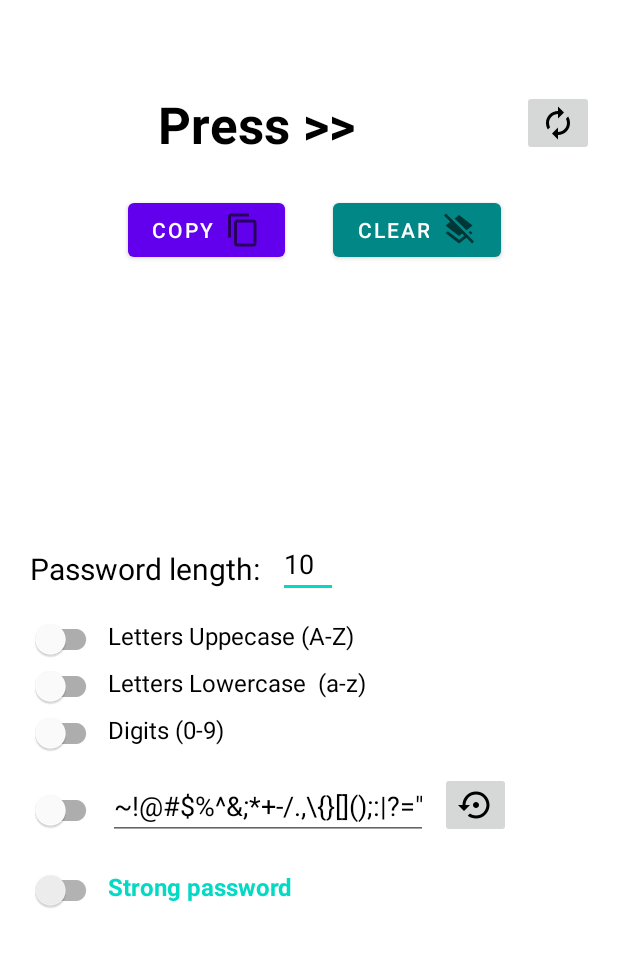
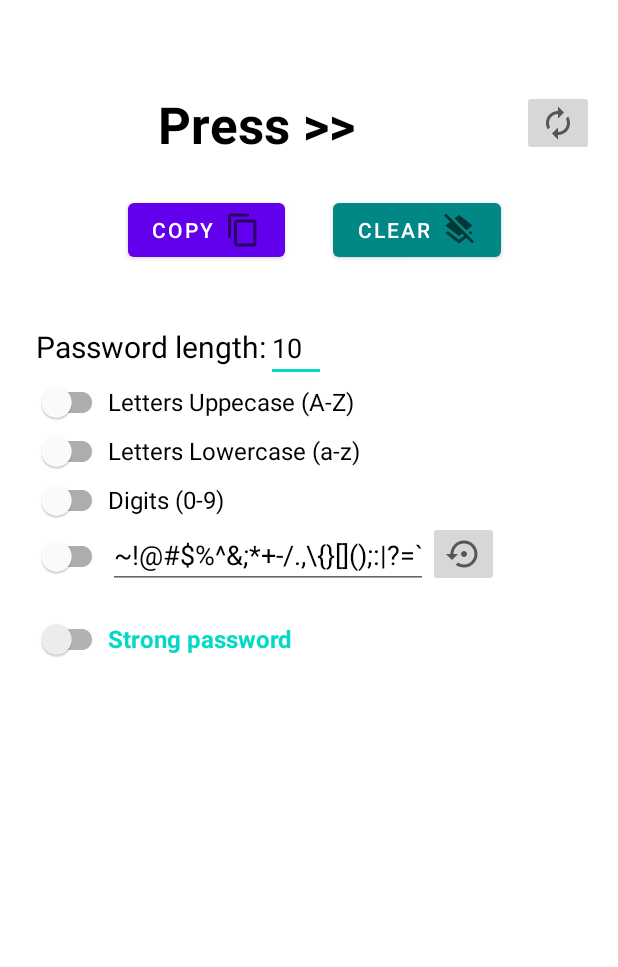
Before and after one commit to gustavodahora/pass-generator, an Android app: the layout activity_main.xml on its own in the app's theme, with its tools: preview values and no code run, on a phone screen of 412 x 824 dp, the part 104-1071 px from its top. Run offline under Robolectric (Android 15) with nearby library versions, the phone set to English and light mode, and no system bars.

Commit message:
Adding a new layout for small screens

```diff
--- a/app/src/main/res/drawable-v21/ic_baseline_autorenew_24.xml
+++ /dev/null
@@ -1,10 +0,0 @@
-<vector xmlns:android="http://schemas.android.com/apk/res/android"
-    android:width="24dp"
-    android:height="24dp"
-    android:viewportWidth="24"
-    android:viewportHeight="24"
-    android:tint="?android:attr/textColorPrimary">
-  <path
-      android:fillColor="@android:color/white"
-      android:pathData="M12,6v3l4,-4 -4,-4v3c-4.42,0 -8,3.58 -8,8 0,1.57 0.46,3.03 1.24,4.26L6.7,14.8c-0.45,-0.83 -0.7,-1.79 -0.7,-2.8 0,-3.31 2.69,-6 6,-6zM18.76,7.74L17.3,9.2c0.44,0.84 0.7,1.79 0.7,2.8 0,3.31 -2.69,6 -6,6v-3l-4,4 4,4v-3c4.42,0 8,-3.58 8,-8 0,-1.57 -0.46,-3.03 -1.24,-4.26z"/>
-</vector>
--- a/app/src/main/res/drawable/ic_baseline_autorenew_24.xml
+++ b/app/src/main/res/drawable/ic_baseline_autorenew_24.xml
@@ -3,7 +3,7 @@
     android:height="24dp"
     android:viewportWidth="24"
     android:viewportHeight="24"
-    android:tint="?android:attr/textColorPrimary">
+    android:tint="?attr/colorControlNormal">
   <path
       android:fillColor="@android:color/white"
       android:pathData="M12,6v3l4,-4 -4,-4v3c-4.42,0 -8,3.58 -8,8 0,1.57 0.46,3.03 1.24,4.26L6.7,14.8c-0.45,-0.83 -0.7,-1.79 -0.7,-2.8 0,-3.31 2.69,-6 6,-6zM18.76,7.74L17.3,9.2c0.44,0.84 0.7,1.79 0.7,2.8 0,3.31 -2.69,6 -6,6v-3l-4,4 4,4v-3c4.42,0 8,-3.58 8,-8 0,-1.57 -0.46,-3.03 -1.24,-4.26z"/>
--- a/app/src/main/res/drawable/ic_baseline_cleaning_services_24.xml
+++ /dev/null
@@ -1,10 +0,0 @@
-<vector xmlns:android="http://schemas.android.com/apk/res/android"
-    android:width="24dp"
-    android:height="24dp"
-    android:viewportWidth="24"
-    android:viewportHeight="24"
-    android:tint="?attr/colorControlNormal">
-  <path
-      android:fillColor="@android:color/white"
-      android:pathData="M16,11h-1V3c0,-1.1 -0.9,-2 -2,-2h-2C9.9,1 9,1.9 9,3v8H8c-2.76,0 -5,2.24 -5,5v7h18v-7C21,13.24 18.76,11 16,11zM19,21h-2v-3c0,-0.55 -0.45,-1 -1,-1s-1,0.45 -1,1v3h-2v-3c0,-0.55 -0.45,-1 -1,-1s-1,0.45 -1,1v3H9v-3c0,-0.55 -0.45,-1 -1,-1s-1,0.45 -1,1v3H5v-5c0,-1.65 1.35,-3 3,-3h8c1.65,0 3,1.35 3,3V21z"/>
-</vector>
--- a/app/src/main/res/drawable/ic_baseline_settings_backup_restore_24.xml
+++ b/app/src/main/res/drawable/ic_baseline_settings_backup_restore_24.xml
@@ -3,7 +3,7 @@
     android:height="24dp"
     android:viewportWidth="24"
     android:viewportHeight="24"
-    android:tint="?android:attr/textColorPrimary">
+    android:tint="?attr/colorControlNormal">
   <path
       android:fillColor="@android:color/white"
       android:pathData="M14,12c0,-1.1 -0.9,-2 -2,-2s-2,0.9 -2,2 0.9,2 2,2 2,-0.9 2,-2zM12,3c-4.97,0 -9,4.03 -9,9L0,12l4,4 4,-4L5,12c0,-3.87 3.13,-7 7,-7s7,3.13 7,7 -3.13,7 -7,7c-1.51,0 -2.91,-0.49 -4.06,-1.3l-1.42,1.44C8.04,20.3 9.94,21 12,21c4.97,0 9,-4.03 9,-9s-4.03,-9 -9,-9z"/>
--- a/app/src/main/res/layout/activity_main.xml
+++ b/app/src/main/res/layout/activity_main.xml
@@ -29,9 +29,10 @@
         android:layout_weight="1"
         android:drawableRight="@drawable/ic_baseline_content_copy_24"
         android:onClick="copy"
-        android:text="Copy"
+        android:text="@string/copy"
         app:layout_constraintEnd_toStartOf="@+id/guideline3"
-        app:layout_constraintTop_toBottomOf="@+id/passwordText" />
+        app:layout_constraintTop_toBottomOf="@+id/passwordText"
+        android:drawableEnd="@drawable/ic_baseline_content_copy_24" />
 
     <Button
         android:id="@+id/clear"
@@ -43,7 +44,7 @@
         android:layout_weight="1"
         android:drawableRight="@drawable/ic_baseline_layers_clear_24"
         android:onClick="clear"
-        android:text="CLEAR"
+        android:text="@string/clear"
         android:textColorHighlight="@color/teal_700"
         android:textColorLink="@color/teal_700"
         app:backgroundTint="@color/teal_700"
@@ -101,179 +102,161 @@
 
     <ScrollView
         android:layout_width="0dp"
-        android:layout_height="wrap_content"
-        android:layout_marginTop="24dp"
+        android:layout_height="0dp"
+        android:layout_marginStart="24dp"
+        android:layout_marginLeft="24dp"
+        android:layout_marginTop="32dp"
+        android:layout_marginEnd="24dp"
+        android:layout_marginRight="24dp"
         app:layout_constraintBottom_toBottomOf="parent"
         app:layout_constraintEnd_toEndOf="parent"
-        app:layout_constraintHorizontal_bias="0.0"
         app:layout_constraintStart_toStartOf="parent"
         app:layout_constraintTop_toBottomOf="@+id/copy">
 
-        <androidx.constraintlayout.widget.ConstraintLayout
+        <LinearLayout
             android:layout_width="match_parent"
             android:layout_height="wrap_content"
-            android:layout_weight="1"
-            tools:context=".MainActivity">
+            android:orientation="vertical">
+
+            <LinearLayout
+                android:layout_width="match_parent"
+                android:layout_height="match_parent"
+                android:orientation="horizontal">
+
+                <TextView
+                    android:id="@+id/textView"
+                    android:layout_width="wrap_content"
+                    android:layout_height="wrap_content"
+                    android:text="Password length:"
+                    android:textColor="?android:attr/textColorPrimary"
+                    android:textSize="20sp" />
+
+                <EditText
+                    android:id="@+id/password_lenght"
+                    android:layout_width="40dp"
+                    android:layout_height="wrap_content"
+                    android:ems="10"
+                    android:inputType="number"
+                    android:maxLength="2"
+                    android:text="@string/_10" />
+            </LinearLayout>
+
+            <LinearLayout
+                android:layout_width="match_parent"
+                android:layout_height="match_parent"
+                android:orientation="horizontal">
+
+                <com.google.android.material.switchmaterial.SwitchMaterial
+                    android:id="@+id/switch_upper"
+                    android:layout_width="wrap_content"
+                    android:layout_height="20dp"
+                    android:onClick="strongPassword" />
+
+                <TextView
+                    android:id="@+id/textView3"
+                    android:layout_width="wrap_content"
+                    android:layout_height="wrap_content"
+                    android:text="Letters Uppecase (A-Z)"
+                    android:textColor="?android:attr/textColorPrimary"
+                    android:textSize="16sp" />
+
+            </LinearLayout>
+
+            <LinearLayout
+                android:layout_width="match_parent"
+                android:layout_height="match_parent"
+                android:layout_marginTop="5dp"
+                android:orientation="horizontal">
+
+                <com.google.android.material.switchmaterial.SwitchMaterial
+                    android:id="@+id/switchLower"
+                    android:layout_width="wrap_content"
+                    android:layout_height="20dp"
+                    android:onClick="strongPassword" />
+
+                <TextView
+                    android:id="@+id/textView4"
+                    android:layout_width="wrap_content"
+                    android:layout_height="wrap_content"
+                    android:text="@string/letters_lowercase_a_z"
+                    android:textColor="?android:attr/textColorPrimary"
+                    android:textSize="16sp" />
+
+            </LinearLayout>
+
+            <LinearLayout
+                android:layout_width="match_parent"
+                android:layout_height="match_parent"
+                android:layout_marginTop="5dp"
+                android:orientation="horizontal">
+
+                <com.google.android.material.switchmaterial.SwitchMaterial
+                    android:id="@+id/switchDigits"
+                    android:layout_width="wrap_content"
+                    android:layout_height="20dp"
+                    android:onClick="strongPassword" />
 
                 <TextView
                     android:id="@+id/textView5"
                     android:layout_width="wrap_content"
                     android:layout_height="wrap_content"
-                android:layout_marginStart="4dp"
-                android:layout_marginLeft="4dp"
                     android:text="Digits (0-9)"
                     android:textColor="?android:attr/textColorPrimary"
-                android:textSize="16sp"
-                app:layout_constraintStart_toEndOf="@+id/switchDigits"
-                app:layout_constraintTop_toTopOf="@+id/switchDigits" />
+                    android:textSize="16sp" />
 
-            <TextView
-                android:id="@+id/textView4"
-                android:layout_width="wrap_content"
-                android:layout_height="wrap_content"
-                android:layout_marginStart="4dp"
-                android:layout_marginLeft="4dp"
-                android:text="Letters Lowercase  (a-z)"
-                android:textColor="?android:attr/textColorPrimary"
-                android:textSize="16sp"
-                app:layout_constraintStart_toEndOf="@+id/switchLower"
-                app:layout_constraintTop_toTopOf="@+id/switchLower" />
+            </LinearLayout>
 
-            <TextView
-                android:id="@+id/textView3"
-                android:layout_width="wrap_content"
-                android:layout_height="wrap_content"
-                android:layout_marginStart="4dp"
-                android:layout_marginLeft="4dp"
-                android:text="Letters Uppecase (A-Z)"
-                android:textColor="?android:attr/textColorPrimary"
-                android:textSize="16sp"
-                app:layout_constraintStart_toEndOf="@+id/switch_upper"
-                app:layout_constraintTop_toTopOf="@+id/switch_upper" />
-
-            <EditText
-                android:id="@+id/password_lenght"
-                android:layout_width="40dp"
-                android:layout_height="wrap_content"
-                android:layout_marginStart="12dp"
-                android:layout_marginLeft="12dp"
-                android:layout_marginTop="4dp"
-                android:ems="10"
-                android:inputType="number"
-                android:maxLength="2"
-                android:text="10"
-                app:layout_constraintStart_toEndOf="@+id/textView"
-                app:layout_constraintTop_toTopOf="parent" />
+            <LinearLayout
+                android:layout_width="match_parent"
+                android:layout_height="match_parent"
+                android:orientation="horizontal">
 
                 <com.google.android.material.switchmaterial.SwitchMaterial
                     android:id="@+id/switchSpecial"
                     android:layout_width="wrap_content"
                     android:layout_height="20dp"
-                android:layout_marginStart="20dp"
-                android:layout_marginLeft="20dp"
-                android:layout_marginTop="24dp"
-                android:onClick="strongPassword"
-                app:layout_constraintStart_toStartOf="parent"
-                app:layout_constraintTop_toBottomOf="@+id/switchDigits" />
+                    android:onClick="strongPassword" />
 
-            <com.google.android.material.switchmaterial.SwitchMaterial
-                android:id="@+id/switchLower"
+                <EditText
+                    android:id="@+id/special"
                     android:layout_width="wrap_content"
-                android:layout_height="20dp"
-                android:layout_marginStart="20dp"
-                android:layout_marginLeft="20dp"
-                android:layout_marginTop="4dp"
-                android:onClick="strongPassword"
-                app:layout_constraintStart_toStartOf="parent"
-                app:layout_constraintTop_toBottomOf="@+id/switch_upper" />
-
-            <com.google.android.material.switchmaterial.SwitchMaterial
-                android:id="@+id/switch_upper"
-                android:layout_width="wrap_content"
-                android:layout_height="20dp"
-                android:layout_marginStart="20dp"
-                android:layout_marginLeft="20dp"
-                android:layout_marginTop="20dp"
-                android:onClick="strongPassword"
-                app:layout_constraintStart_toStartOf="parent"
-                app:layout_constraintTop_toBottomOf="@+id/textView" />
+                    android:layout_height="wrap_content"
+                    android:ems="10"
+                    android:inputType="textPersonName"
+                    android:text="@string/amp" />
 
                 <ImageButton
                     android:id="@+id/imageButton2"
                     android:layout_width="47dp"
                     android:layout_height="44dp"
-                android:layout_marginStart="8dp"
-                android:layout_marginLeft="8dp"
                     android:onClick="resetSpecialCharacters"
-                app:layout_constraintStart_toEndOf="@+id/special"
-                app:layout_constraintTop_toTopOf="@+id/special"
                     app:srcCompat="@drawable/ic_baseline_settings_backup_restore_24" />
+            </LinearLayout>
+
+            <LinearLayout
+                android:layout_width="match_parent"
+                android:layout_height="match_parent"
+                android:layout_marginTop="20dp"
+                android:orientation="horizontal">
 
                 <com.google.android.material.switchmaterial.SwitchMaterial
                     android:id="@+id/force_use"
                     android:layout_width="wrap_content"
                     android:layout_height="20dp"
-                android:layout_marginStart="20dp"
-                android:layout_marginLeft="20dp"
-                android:layout_marginTop="20dp"
                     android:onClick="strongPassword"
-                android:theme="@style/BrandedSwitch"
-                app:layout_constraintStart_toStartOf="parent"
-                app:layout_constraintTop_toBottomOf="@+id/special" />
-
-            <EditText
-                android:id="@+id/special"
-                android:layout_width="wrap_content"
-                android:layout_height="wrap_content"
-                android:layout_marginStart="4dp"
-                android:layout_marginLeft="4dp"
-                android:layout_marginTop="12dp"
-                android:ems="10"
-                android:inputType="textPersonName"
-                android:text='~!@#$%^&amp;;*+-/.,\\{}[]();:|?="`'
-                app:layout_constraintStart_toEndOf="@+id/switchSpecial"
-                app:layout_constraintTop_toBottomOf="@+id/switchDigits" />
-
-            <com.google.android.material.switchmaterial.SwitchMaterial
-                android:id="@+id/switchDigits"
-                android:layout_width="wrap_content"
-                android:layout_height="20dp"
-                android:layout_marginStart="20dp"
-                android:layout_marginLeft="20dp"
-                android:layout_marginTop="4dp"
-                android:onClick="strongPassword"
-                app:layout_constraintStart_toStartOf="parent"
-                app:layout_constraintTop_toBottomOf="@+id/switchLower" />
-
-            <TextView
-                android:id="@+id/textView"
-                android:layout_width="wrap_content"
-                android:layout_height="wrap_content"
-                android:layout_marginStart="20dp"
-                android:layout_marginLeft="20dp"
-                android:layout_marginTop="16dp"
-                android:text="Password length:"
-                android:textColor="?android:attr/textColorPrimary"
-                android:textSize="20sp"
-                app:layout_constraintStart_toStartOf="parent"
-                app:layout_constraintTop_toTopOf="parent" />
+                    android:theme="@style/BrandedSwitch" />
 
                 <TextView
                     android:id="@+id/force_use_label"
                     android:layout_width="wrap_content"
                     android:layout_height="wrap_content"
-                android:layout_marginStart="4dp"
-                android:layout_marginLeft="4dp"
-                android:layout_marginTop="20dp"
-                android:text="Strong password"
+                    android:text="@string/strong_password"
                     android:textColor="@color/teal_200"
                     android:textSize="16sp"
-                android:textStyle="bold"
-                app:layout_constraintStart_toEndOf="@+id/force_use"
-                app:layout_constraintTop_toBottomOf="@+id/special" />
+                    android:textStyle="bold" />
 
-
-        </androidx.constraintlayout.widget.ConstraintLayout>
+            </LinearLayout>
+        </LinearLayout>
     </ScrollView>
 
 
--- a/app/src/main/res/values/strings.xml
+++ b/app/src/main/res/values/strings.xml
@@ -2,4 +2,9 @@
     <string name="app_name">Pass Generator</string>
     <string name="copy">Copy</string>
     <string name="passTemporary">Press >></string>
+    <string name="clear">CLEAR</string>
+    <string name="_10">10</string>
+    <string name="letters_lowercase_a_z">Letters Lowercase (a-z)</string>
+    <string name="amp"><![CDATA[~!@#$%^&;*+-/.,\\{}[]();:|?=`]]></string>
+    <string name="strong_password">Strong password</string>
 </resources>
```
Lines whose indentation alone changed are shown as unchanged.
